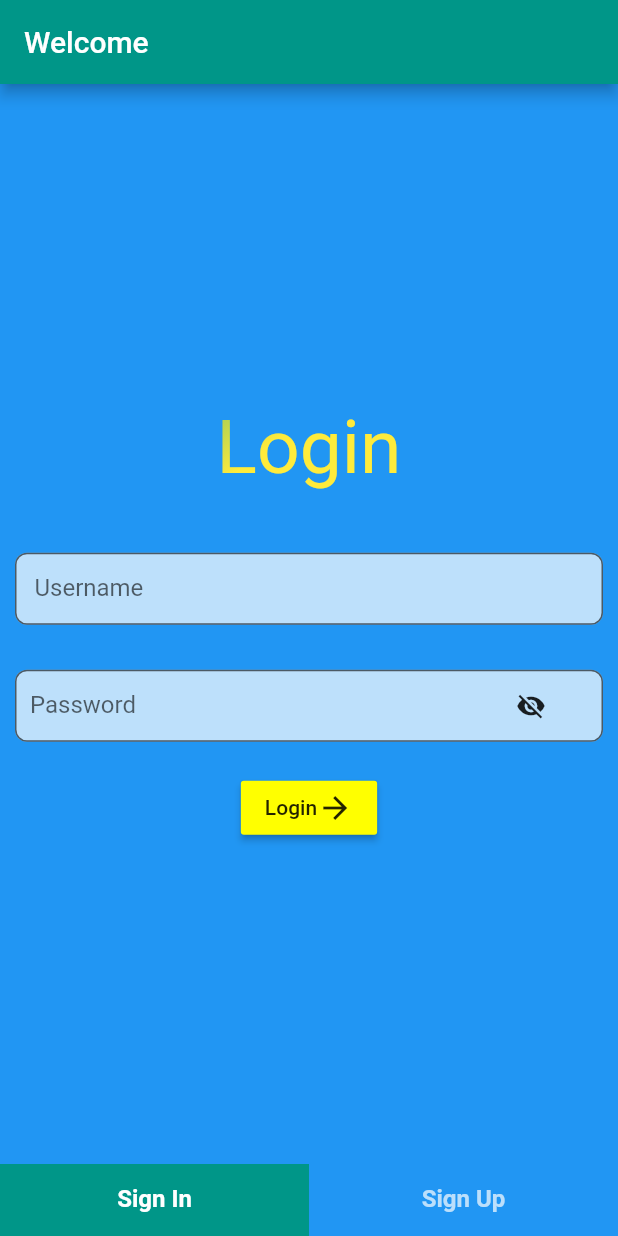
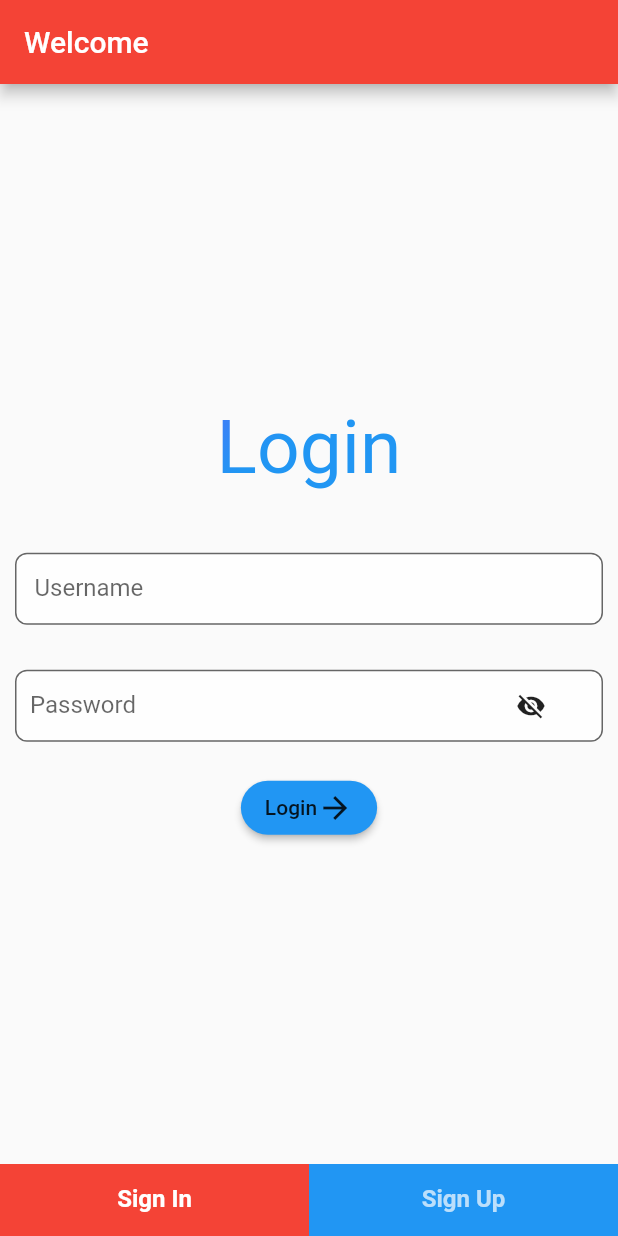
Before and after one commit to calicoquito/flutter_quito_app, a Flutter app: the screen it shows after launch, on a phone screen of 412 x 824 dp. Run offline on Flutter 3.47's test engine with Material 2 defaults, Android fonts, the phone set to English and light mode, and no system bars.

Commit message:
color changes to scaffold

```diff
--- a/lib/main.dart
+++ b/lib/main.dart
@@ -12,8 +12,7 @@ class MyApp extends StatelessWidget {
       title: 'Quito',
       debugShowCheckedModeBanner: false,
       theme: ThemeData(
-        primarySwatch: Colors.teal,
-        scaffoldBackgroundColor: Colors.blue,
+        primarySwatch: Colors.red,
       ),
       home: HomePage(),
     );
@@ -55,9 +54,11 @@ class _HomePageState extends State<HomePage> with SingleTickerProviderStateMixin
           SignUpScreen()
         ],
       ),
-      bottomNavigationBar: TabBar(
+      bottomNavigationBar: DecoratedBox(
+          decoration: BoxDecoration(color: Colors.blue),
+          child: TabBar(
             indicator: BoxDecoration(
-          color: Colors.teal
+              color: Colors.red
             ),
             labelColor: Colors.white,
             controller: tabController,
@@ -82,6 +83,7 @@ class _HomePageState extends State<HomePage> with SingleTickerProviderStateMixin
               )
             ],
           ),
+        ),
     );
   }
 }
--- a/lib/signinscreen.dart
+++ b/lib/signinscreen.dart
@@ -17,7 +17,7 @@ class SignInScreen extends StatelessWidget{
               foreground: Paint()..shader = LinearGradient(
                   begin: Alignment.topLeft,
                   end: Alignment.bottomRight,
-                  colors: [Colors.teal, Colors.yellow]
+                  colors: [Colors.deepPurpleAccent, Colors.blue]
                 ).createShader(Rect.fromLTRB(30.0, 10.0, 100.0, 100.0))
               ),
             ),
@@ -38,7 +38,8 @@ class SignInScreen extends StatelessWidget{
             SizedBox(height: 20.0,),
             Center(
               child: RaisedButton(
-                color: Colors.yellowAccent,
+                shape: StadiumBorder(),
+                color: Colors.blue,
                 child: Row(
                   mainAxisSize: MainAxisSize.min,
                   children: <Widget>[
--- a/lib/signupscreen.dart
+++ b/lib/signupscreen.dart
@@ -18,7 +18,7 @@ class SignUpScreen extends StatelessWidget{
               foreground: Paint()..shader = LinearGradient(
                   begin: Alignment.topLeft,
                   end: Alignment.bottomRight,
-                  colors: [Colors.yellow, Colors.teal]
+                  colors: [Colors.blue, Colors.deepPurpleAccent]
                 ).createShader(Rect.fromLTRB(90.0, 80.0, 200.0, 200.0))
               ),
             ),
@@ -50,7 +50,8 @@ class SignUpScreen extends StatelessWidget{
             ),
             SizedBox(height: 20.0,),
             RaisedButton(
-              color: Colors.yellowAccent,
+              shape: StadiumBorder(),
+              color: Colors.blueAccent,
                 child: Row(
                   mainAxisSize: MainAxisSize.min,
                   children: <Widget>[
```
Lines whose indentation alone changed are shown as unchanged.
